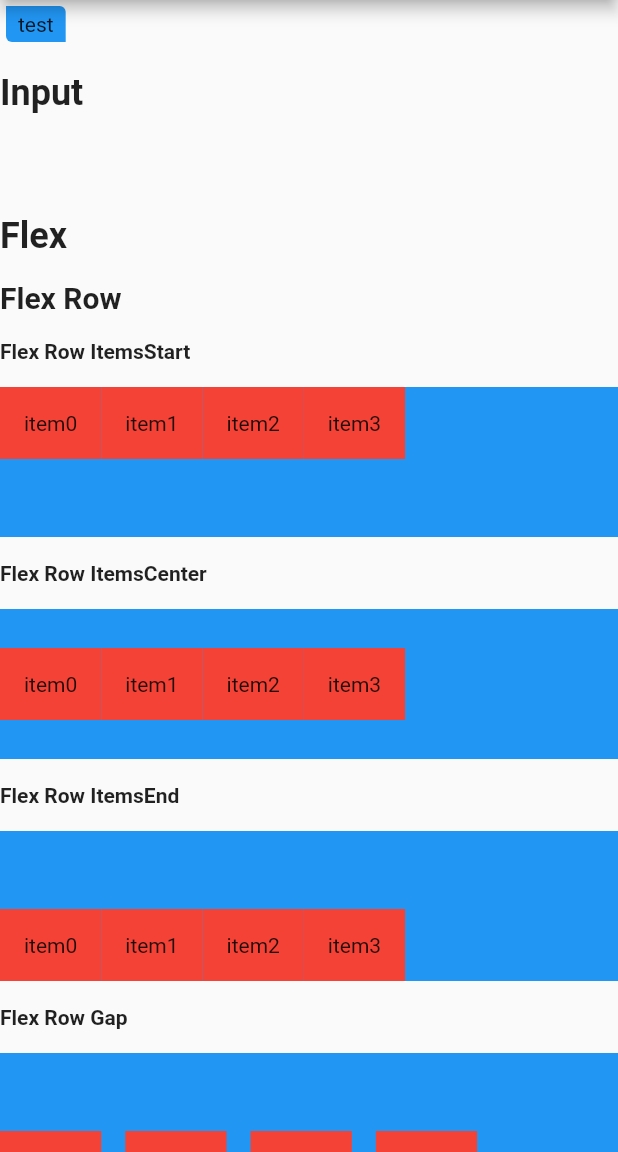
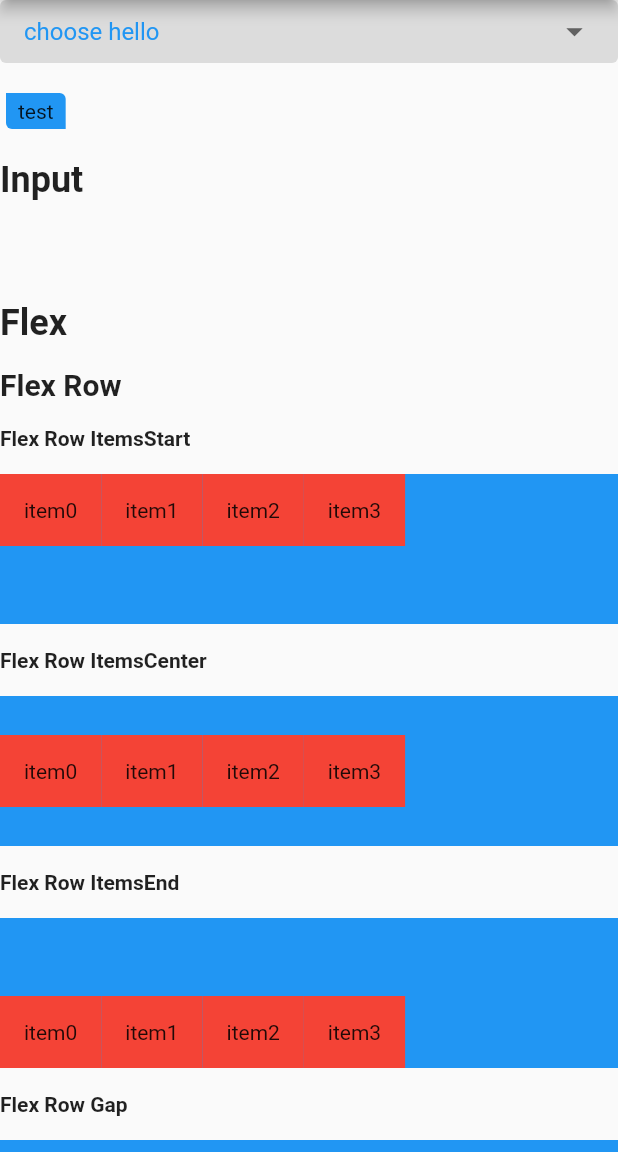
Before and after one commit to Not996NotOT/tailwindcss_build, a Flutter app: the screen it shows after launch, on a phone screen of 412 x 824 dp, the part 84-1236 px from its top. Run offline on Flutter 3.47's test engine with Material 2 defaults, Android fonts, the phone set to English and light mode, and no system bars.

```diff
--- a/example/lib/main.dart
+++ b/example/lib/main.dart
@@ -71,6 +71,7 @@ class GradientText extends StatelessWidget {
 }
 
 class _MyHomePageState extends State<MyHomePage> {
+  String value = "";
   TwTabsController twTabsController = TwTabsController();
   var selectedIndex = 0;
   var tabList = ["A", "B", "C"];
@@ -95,7 +96,44 @@ class _MyHomePageState extends State<MyHomePage> {
       ),
       body: Div([
         Div([
-           Span("test").asDiv().px(8).py(4).bg(Colors.blue).roundedBL(borderRadius: 4).roundedTR(borderRadius: 4).build(),
+          Select(
+                  List.generate(
+                      20,
+                      (index) => Option(
+                          label: Span("hellohellohellohellohellohellohellohello${index}").textClip()
+                              .text(
+                                  color: index == int.tryParse(value)
+                                      ? Colors.pink
+                                      : Colors.blue,
+                                  size: 16)
+                              .build(),
+                          value: index.toString())),
+                  value: value,
+                  placeholder: "choose hello",
+                  itemColor: Colors.yellow)
+              .placeholderText(color: Colors.blue, size: 16)
+              .onChange((v) {
+                setState(() {
+                  value = v;
+                });
+              })
+              .asDiv()
+              .py(8)
+              .px(16)
+              .bg(Colors.black12)
+              .rounded()
+              .w(wFull)
+              .build(),
+        ]).flex().flexRow().build(),
+        Div([
+          Span("test")
+              .asDiv()
+              .px(8)
+              .py(4)
+              .bg(Colors.blue)
+              .roundedBL(borderRadius: 4)
+              .roundedTR(borderRadius: 4)
+              .build(),
         ]).flex().flexRow().p(4).build(),
         Span("Input").text2xl().fontBold().build(),
         Input("", onFocus: (focusNode) {
--- a/pubspec.yaml
+++ b/pubspec.yaml
@@ -1,6 +1,6 @@
 name: tailwindcss_build
 description: Plugins developed based on tailwind css
-version: 0.1.9
+version: 0.2.0
 homepage: https://github.com/Not996NotOT/tailwindcss_build
 
 environment:
```
Also changed, not shown: lib/tailwindcss_build.dart (+53 -0 lines), example/pubspec.lock, 1 other file.
